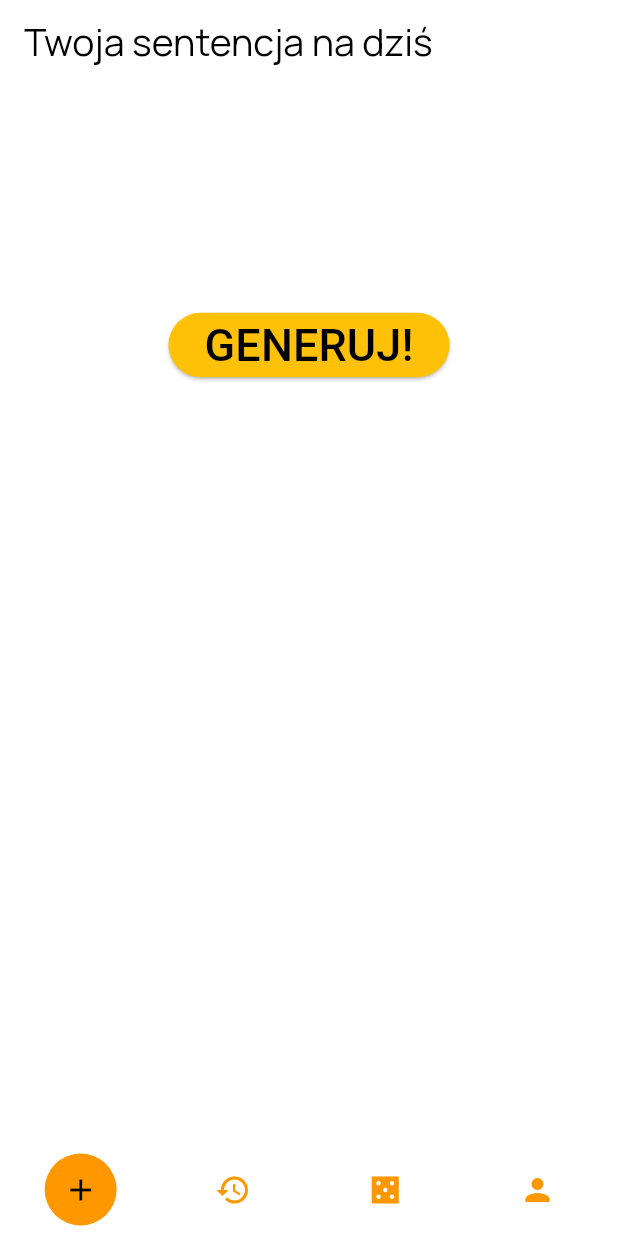
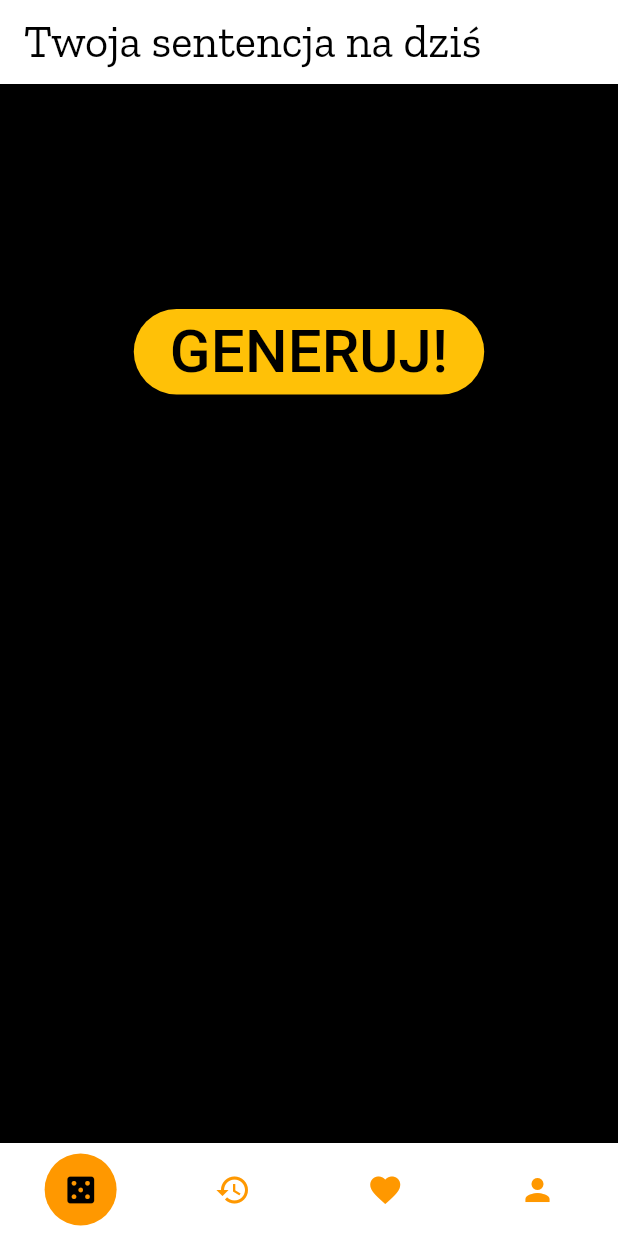
Before and after one commit to michaell931/golden_thoughts, a Flutter app: the screen it shows once a user with an empty profile is signed in, on a phone screen of 412 x 824 dp. Run offline on Flutter 3.47's test engine with Material 3 defaults, Android fonts, the phone set to English and light mode, and no system bars; drawn by our look-alikes of flutter_snake_navigationbar; our stand-ins replace bloc, cloud_firestore, firebase_auth, firebase_core, flutter_bloc, flutter_staggered_animations and 4 more; missing offline and left inert: firebase_ui_auth, pretty_animated_buttons; accounts and stored records are empty.

Commit message:
Change background colors on Home and Generate Page

```diff
--- a/lib/features/generate/generate_page.dart
+++ b/lib/features/generate/generate_page.dart
@@ -14,16 +14,16 @@ class _GeneratePageState extends State<GeneratePage> {
   @override
   Widget build(BuildContext context) {
     return Scaffold(
-      backgroundColor: Colors.white,
+      backgroundColor: Colors.black,
       body: AnimationLimiter(
         child: ListView.builder(
           itemCount: 1,
           itemBuilder: (BuildContext context, int index) {
             return AnimationConfiguration.staggeredList(
               position: index,
-              duration: const Duration(milliseconds: 375),
+              duration: const Duration(milliseconds: 1000),
               child: SlideAnimation(
-                verticalOffset: 50.0,
+                verticalOffset: 100.0,
                 child: FadeInAnimation(
                   child: StreamBuilder<QuerySnapshot>(
                       stream: FirebaseFirestore.instance
@@ -55,7 +55,9 @@ class _GeneratePageState extends State<GeneratePage> {
                                   position: SlidePosition.left,
                                   bgColor: Colors.amber,
                                   foregroundColor: Colors.purple,
-                                  labelStyle: const TextStyle(fontSize: 25),
+                                  labelStyle: const TextStyle(
+                                    fontSize: 30,
+                                  ),
                                 ),
                               ),
                             ],
@@ -70,7 +72,7 @@ class _GeneratePageState extends State<GeneratePage> {
                               child: const Text(
                                 "GENERUJ!",
                                 style: TextStyle(
-                                    color: Colors.black, fontSize: 30),
+                                    color: Colors.black, fontSize: 40),
                               ),
                             ),
                           ],
--- a/lib/features/home/home_page.dart
+++ b/lib/features/home/home_page.dart
@@ -17,14 +17,26 @@ class HomePage extends StatefulWidget {
 class _HomePageState extends State<HomePage> {
   var currentIndex = 0;
 
+  String getAppBarText() {
+    if (currentIndex == 0) {
+      return "Twoja sentencja na dziś";
+    } else if (currentIndex == 1) {
+      return "Ostatnie sentencje";
+    } else if (currentIndex == 2) {
+      return "Twoje ulubione sentencje";
+    } else {
+      return "";
+    }
+  }
+
   @override
   Widget build(BuildContext context) {
     return Scaffold(
       backgroundColor: Colors.white,
       appBar: AppBar(
         title: Text(
-          'Twoja sentencja na dziś',
-          style: GoogleFonts.manrope(fontSize: 25, color: Colors.black),
+          getAppBarText(),
+          style: GoogleFonts.zillaSlab(fontSize: 30, color: Colors.black),
         ),
       ),
       body: Builder(builder: (context) {
@@ -41,22 +53,12 @@ class _HomePageState extends State<HomePage> {
         return const Text('3');
       }),
       bottomNavigationBar: SnakeNavigationBar.color(
-        // height: 80,
         behaviour: SnakeBarBehaviour.pinned,
         snakeShape: SnakeShape.circle,
-
         padding: const EdgeInsets.all(3),
         showSelectedLabels: true,
-
-        ///configuration for SnakeNavigationBar.color
         snakeViewColor: Colors.orange,
         selectedItemColor: Colors.black,
-
-        ///configuration for SnakeNavigationBar.gradient
-        // snakeViewGradient: selectedGradient,
-        // selectedItemGradient: snakeShape == SnakeShape.indicator ? selectedGradient : null,
-        // unselectedItemGradient: unselectedGradient,
-
         currentIndex: currentIndex,
         onTap: (newIndex) {
           if (newIndex == 3) {
@@ -73,10 +75,10 @@ class _HomePageState extends State<HomePage> {
           }
         },
         items: const [
-          BottomNavigationBarItem(icon: Icon(Icons.add), label: 'Generuj'),
+          BottomNavigationBarItem(icon: Icon(Icons.casino), label: 'Generuj'),
           BottomNavigationBarItem(icon: Icon(Icons.history), label: 'Ostatnie'),
           BottomNavigationBarItem(
-              icon: Icon(Icons.casino_sharp), label: 'Losuj'),
+              icon: Icon(Icons.favorite), label: 'Ulubione'),
           BottomNavigationBarItem(
               icon: Icon(Icons.person), label: 'Użytkownik'),
         ],
```
